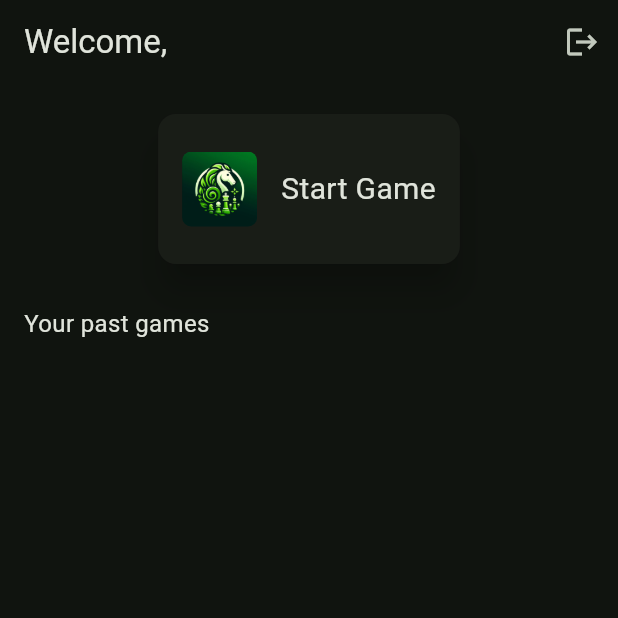
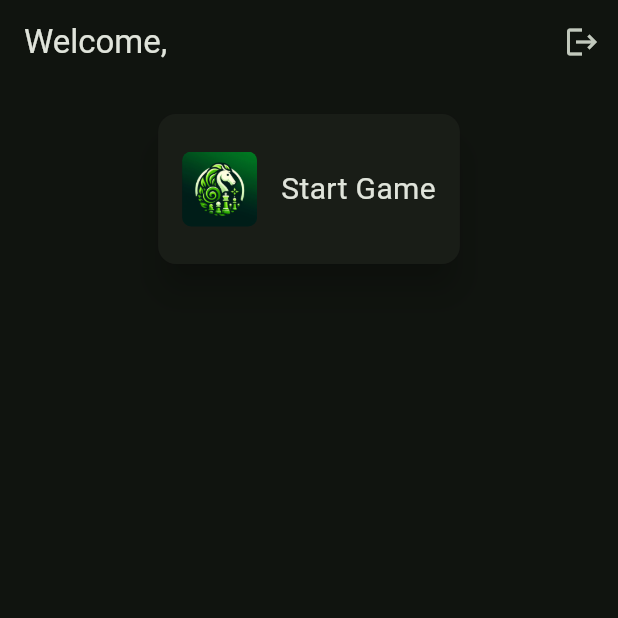
Before and after one commit to MananGandhi1810/online-chess, a Flutter app: the HomePage screen opened directly, on a phone screen of 412 x 824 dp, the top half of it. Run offline on Flutter 3.47's test engine with Material 3 defaults, Android fonts, the light colour scheme and no system bars; our stand-ins replace dio, flutter_secure_storage, socket_io_client; missing offline and left inert: flutter_chess_board; accounts and stored records are empty.

Commit message:
BugFix: fixed checking of empty userGames list

```diff
--- a/lib/presentation/home_page.dart
+++ b/lib/presentation/home_page.dart
@@ -171,7 +171,7 @@ class _HomePageState extends State<HomePage> {
                       const Padding(
                         padding: EdgeInsets.all(12),
                       ),
-                      userGames != []
+                      userGames.isNotEmpty
                           ? const Text(
                               "Your past games",
                               style: TextStyle(fontSize: 16),
```
